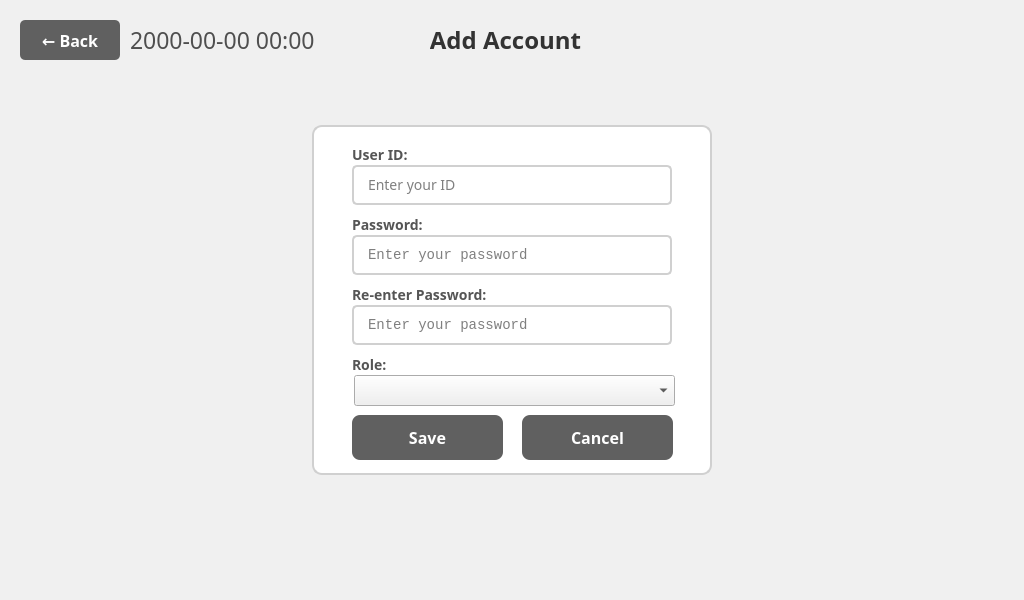
Old version of the form ui/Settings/AccountAddViewWindow.ui in the repository eguruno1/calth_reader.
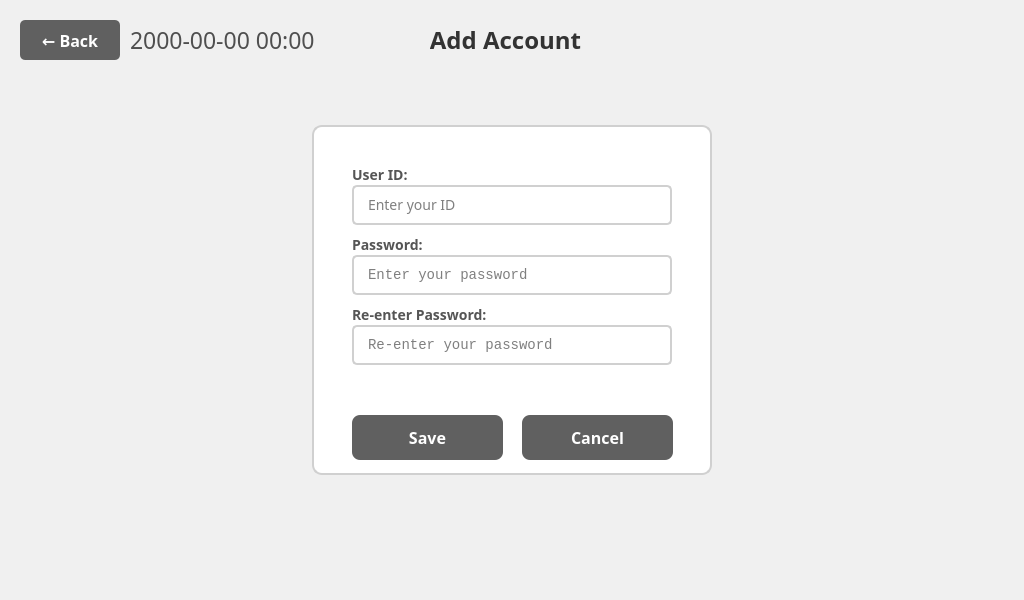
New version of the form. Icons and pictures are not drawn.

What changed in the file:
```diff
--- a/ui/Settings/AccountAddViewWindow.ui
+++ b/ui/Settings/AccountAddViewWindow.ui
@@ -437,7 +437,7 @@
      <property name="geometry">
       <rect>
        <x>40</x>
-       <y>20</y>
+       <y>40</y>
        <width>320</width>
        <height>20</height>
       </rect>
@@ -461,7 +461,7 @@
      <property name="geometry">
       <rect>
        <x>40</x>
-       <y>40</y>
+       <y>60</y>
        <width>320</width>
        <height>40</height>
       </rect>
@@ -492,7 +492,7 @@
      <property name="geometry">
       <rect>
        <x>40</x>
-       <y>90</y>
+       <y>110</y>
        <width>320</width>
        <height>20</height>
       </rect>
@@ -516,7 +516,7 @@
      <property name="geometry">
       <rect>
        <x>40</x>
-       <y>110</y>
+       <y>130</y>
        <width>320</width>
        <height>40</height>
       </rect>
@@ -591,7 +591,7 @@
      <property name="geometry">
       <rect>
        <x>40</x>
-       <y>160</y>
+       <y>180</y>
        <width>320</width>
        <height>20</height>
       </rect>
@@ -615,7 +615,7 @@
      <property name="geometry">
       <rect>
        <x>40</x>
-       <y>180</y>
+       <y>200</y>
        <width>320</width>
        <height>40</height>
       </rect>
@@ -646,7 +646,7 @@
       <enum>QLineEdit::Password</enum>
      </property>
      <property name="placeholderText">
-      <string>Enter your password</string>
+      <string>Re-enter your password</string>
      </property>
     </widget>
     <widget class="QPushButton" name="pushButton_cancel">
@@ -686,40 +686,6 @@
       <string>Cancel</string>
      </property>
     </widget>
-    <widget class="QLabel" name="label_role">
-     <property name="geometry">
-      <rect>
-       <x>40</x>
-       <y>230</y>
-       <width>320</width>
-       <height>20</height>
-      </rect>
-     </property>
-     <property name="font">
-      <font>
-       <family>Pretendard</family>
-       <pointsize>14</pointsize>
-       <weight>75</weight>
-       <bold>true</bold>
-      </font>
-     </property>
-     <property name="styleSheet">
-      <string notr="true">font-size: 14px; font-weight: bold; color: #555555; border: none;</string>
-     </property>
-     <property name="text">
-      <string>Role:</string>
-     </property>
-    </widget>
-    <widget class="QComboBox" name="comboBox_role">
-     <property name="geometry">
-      <rect>
-       <x>42</x>
-       <y>250</y>
-       <width>321</width>
-       <height>31</height>
-      </rect>
-     </property>
-    </widget>
    </widget>
   </widget>
  </widget>
```
